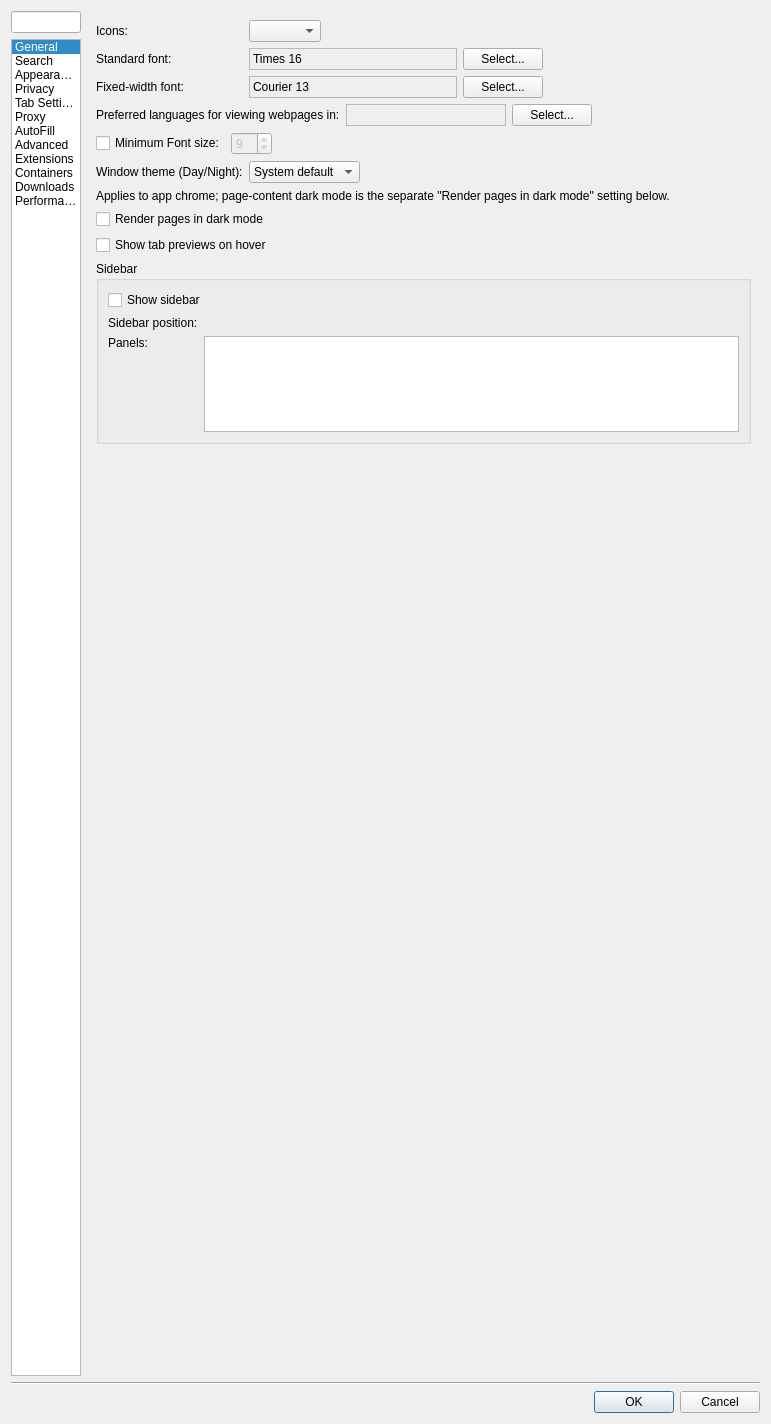
This is src/settings.ui in IT-Space-2026/arktos as Qt 5 draws it before an edit. The edited form follows.
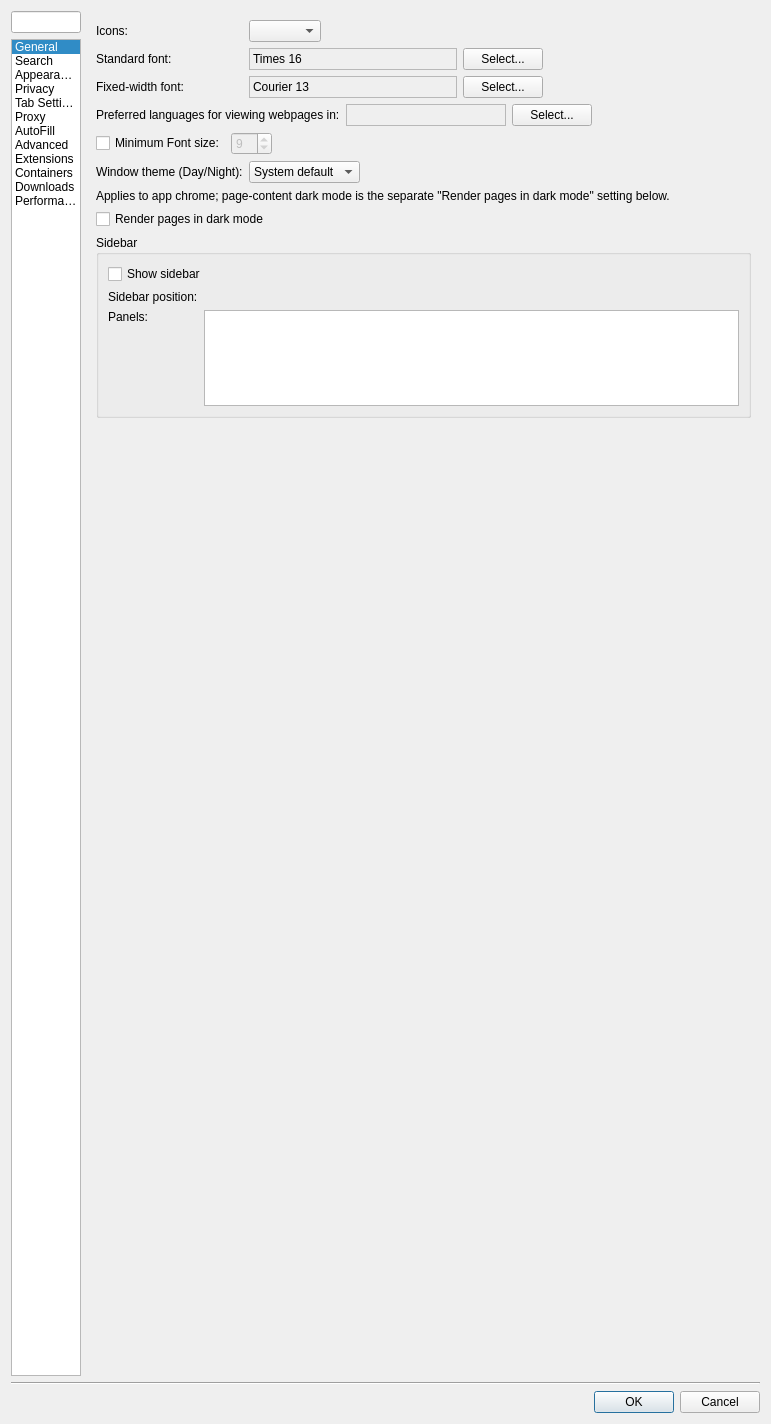
This is the edited form. The open tabs and pages were chosen to show the change. Custom widgets are drawn as their Qt base class.

Commit message:
PREFUI11: move "Show tab previews on hover" to Tab Settings
The opt-out for tab hover cards is a tab-behavior preference, not an
appearance one — it sat orphaned on the Appearance page while every
neighboring tab-behavior toggle lives on Tab Settings. The checkbox
moves to tab_6 with the other tab checkboxes; the persisted key,
default, and live-apply fan-out are unchanged.

Generated with [Devin](https://devin.ai)

```diff
--- a/src/settings.ui
+++ b/src/settings.ui
@@ -1460,17 +1460,7 @@
          </property>
         </widget>
        </item>
-       <item row="8" column="0" colspan="3">
-        <widget class="QCheckBox" name="tabHoverPreviews">
-         <property name="toolTip">
-          <string>Show a preview card of a tab's page when the mouse pointer rests on the tab.</string>
-         </property>
-         <property name="text">
-          <string>Show tab previews on hover</string>
-         </property>
-        </widget>
-       </item>
-       <item row="9" column="0" colspan="5">
+       <item row="8" column="0" colspan="5">
         <widget class="QGroupBox" name="sidebarGroupBox">
          <property name="title">
           <string>Sidebar</string>
@@ -1544,7 +1534,7 @@
          </layout>
         </widget>
        </item>
-       <item row="10" column="3">
+       <item row="9" column="3">
         <spacer name="verticalSpacer">
          <property name="orientation">
           <enum>Qt::Vertical</enum>
@@ -2527,6 +2517,16 @@
          </property>
         </widget>
        </item>
+       <item>
+        <widget class="QCheckBox" name="tabHoverPreviews">
+         <property name="toolTip">
+          <string>Show a preview card of a tab's page when the mouse pointer rests on the tab.</string>
+         </property>
+         <property name="text">
+          <string>Show tab previews on hover</string>
+         </property>
+        </widget>
+       </item>
        <item>
         <widget class="QGroupBox" name="openLinksGroupBox">
          <property name="title">
```
Left out of the diff: 1 changed line with no effect on the pictures. The commit also changes 5 other files.
